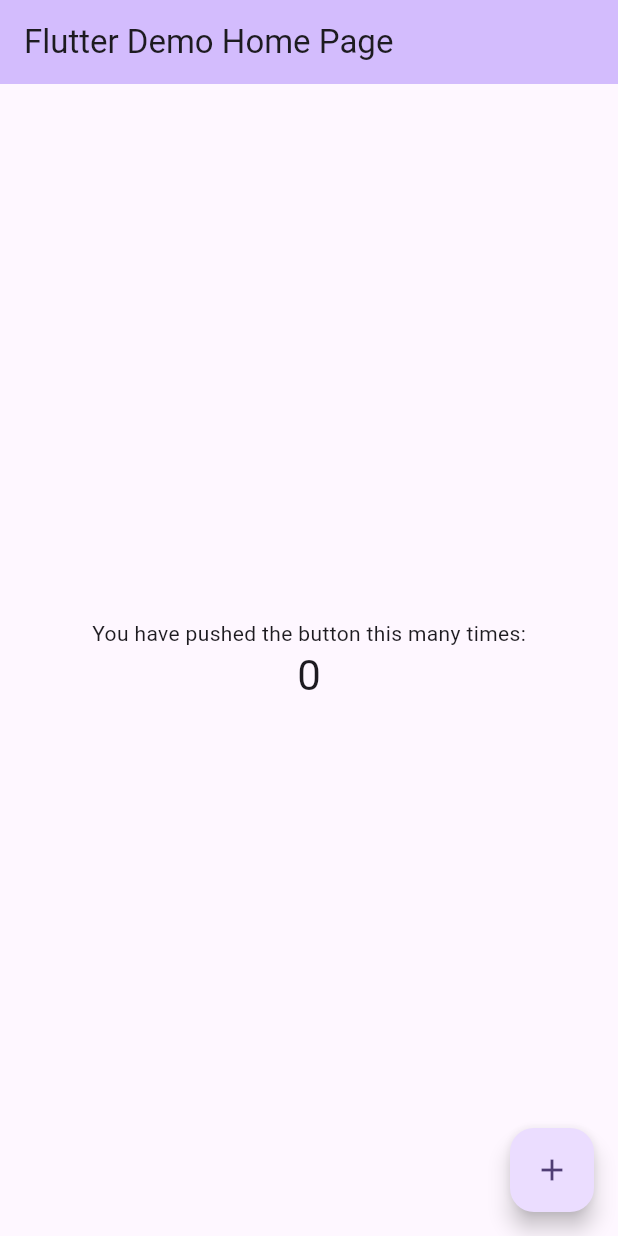
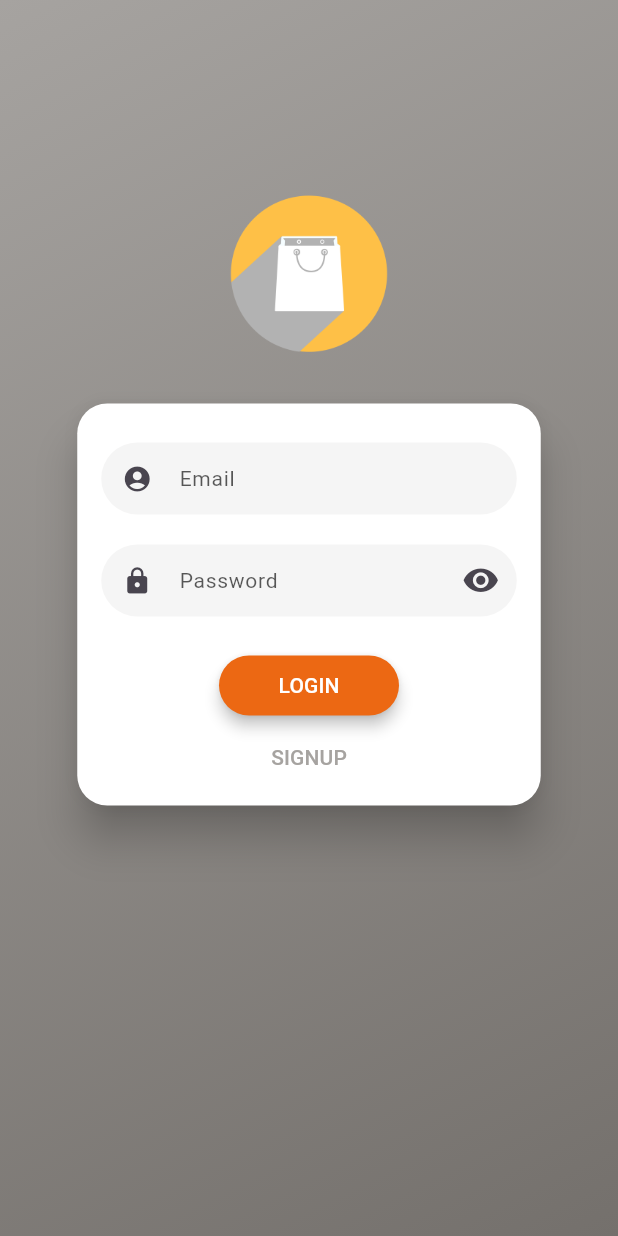
Before and after one commit to Ridmike/E-comm-User, a Flutter app: the screen it shows after launch, on a phone screen of 412 x 824 dp. Run offline on Flutter 3.47's test engine with Material 3 defaults, Android fonts, the phone set to English and light mode, and no system bars; drawn by our look-alikes of flutter_login; our stand-ins replace get, get_storage; missing offline and left inert: flutter_cart.

Commit message:
ndk fix and login component

```diff
--- a/lib/main.dart
+++ b/lib/main.dart
@@ -1,122 +1,41 @@
+import 'package:e_com_user/screen/login_screen/login_screen.dart';
+import 'package:e_com_user/utility/animations/app_theme.dart';
+import 'screen/home_screen.dart';
 import 'package:flutter/material.dart';
+import 'package:get/get_navigation/src/root/get_material_app.dart';
+import 'package:get_storage/get_storage.dart';
+import 'dart:ui' show PointerDeviceKind;
+import 'package:provider/provider.dart';
+import 'package:flutter_cart/flutter_cart.dart';
 
-void main() {
-  runApp(const MyApp());
+Future<void> main() async {
+  WidgetsFlutterBinding.ensureInitialized();
+  await GetStorage.init();
+  var cart = FlutterCart();
+  //complete add one signal app id
+
+  await cart.initializeCart(isPersistenceSupportEnabled: true);
+
+  runApp(
+    MultiProvider(
+      providers: [Provider<FlutterCart>.value(value: cart)],
+      child: const MyApp(),
+    ),
+  );
 }
 
 class MyApp extends StatelessWidget {
   const MyApp({super.key});
 
-  // This widget is the root of your application.
   @override
   Widget build(BuildContext context) {
-    return MaterialApp(
-      title: 'Flutter Demo',
-      theme: ThemeData(
-        // This is the theme of your application.
-        //
-        // TRY THIS: Try running your application with "flutter run". You'll see
-        // the application has a purple toolbar. Then, without quitting the app,
-        // try changing the seedColor in the colorScheme below to Colors.green
-        // and then invoke "hot reload" (save your changes or press the "hot
-        // reload" button in a Flutter-supported IDE, or press "r" if you used
-        // the command line to start the app).
-        //
-        // Notice that the counter didn't reset back to zero; the application
-        // state is not lost during the reload. To reset the state, use hot
-        // restart instead.
-        //
-        // This works for code too, not just values: Most code changes can be
-        // tested with just a hot reload.
-        colorScheme: ColorScheme.fromSeed(seedColor: Colors.deepPurple),
+    return GetMaterialApp(
+      scrollBehavior: const MaterialScrollBehavior().copyWith(
+        dragDevices: {PointerDeviceKind.mouse, PointerDeviceKind.touch},
       ),
-      home: const MyHomePage(title: 'Flutter Demo Home Page'),
+      debugShowCheckedModeBanner: false,
+      home: LoginScreen(),
+      theme: AppTheme.lightAppTheme,
     );
   }
 }
-
-class MyHomePage extends StatefulWidget {
-  const MyHomePage({super.key, required this.title});
-
-  // This widget is the home page of your application. It is stateful, meaning
-  // that it has a State object (defined below) that contains fields that affect
-  // how it looks.
-
-  // This class is the configuration for the state. It holds the values (in this
-  // case the title) provided by the parent (in this case the App widget) and
-  // used by the build method of the State. Fields in a Widget subclass are
-  // always marked "final".
-
-  final String title;
-
-  @override
-  State<MyHomePage> createState() => _MyHomePageState();
-}
-
-class _MyHomePageState extends State<MyHomePage> {
-  int _counter = 0;
-
-  void _incrementCounter() {
-    setState(() {
-      // This call to setState tells the Flutter framework that something has
-      // changed in this State, which causes it to rerun the build method below
-      // so that the display can reflect the updated values. If we changed
-      // _counter without calling setState(), then the build method would not be
-      // called again, and so nothing would appear to happen.
-      _counter++;
-    });
-  }
-
-  @override
-  Widget build(BuildContext context) {
-    // This method is rerun every time setState is called, for instance as done
-    // by the _incrementCounter method above.
-    //
-    // The Flutter framework has been optimized to make rerunning build methods
-    // fast, so that you can just rebuild anything that needs updating rather
-    // than having to individually change instances of widgets.
-    return Scaffold(
-      appBar: AppBar(
-        // TRY THIS: Try changing the color here to a specific color (to
-        // Colors.amber, perhaps?) and trigger a hot reload to see the AppBar
-        // change color while the other colors stay the same.
-        backgroundColor: Theme.of(context).colorScheme.inversePrimary,
-        // Here we take the value from the MyHomePage object that was created by
-        // the App.build method, and use it to set our appbar title.
-        title: Text(widget.title),
-      ),
-      body: Center(
-        // Center is a layout widget. It takes a single child and positions it
-        // in the middle of the parent.
-        child: Column(
-          // Column is also a layout widget. It takes a list of children and
-          // arranges them vertically. By default, it sizes itself to fit its
-          // children horizontally, and tries to be as tall as its parent.
-          //
-          // Column has various properties to control how it sizes itself and
-          // how it positions its children. Here we use mainAxisAlignment to
-          // center the children vertically; the main axis here is the vertical
-          // axis because Columns are vertical (the cross axis would be
-          // horizontal).
-          //
-          // TRY THIS: Invoke "debug painting" (choose the "Toggle Debug Paint"
-          // action in the IDE, or press "p" in the console), to see the
-          // wireframe for each widget.
-          mainAxisAlignment: MainAxisAlignment.center,
-          children: <Widget>[
-            const Text('You have pushed the button this many times:'),
-            Text(
-              '$_counter',
-              style: Theme.of(context).textTheme.headlineMedium,
-            ),
-          ],
-        ),
-      ),
-      floatingActionButton: FloatingActionButton(
-        onPressed: _incrementCounter,
-        tooltip: 'Increment',
-        child: const Icon(Icons.add),
-      ), // This trailing comma makes auto-formatting nicer for build methods.
-    );
-  }
-}
--- a/lib/models/user.dart
+++ b/lib/models/user.dart
@@ -1,6 +1,6 @@
 class User {
   String? sId;
-  String? name;
+  String? email;
   String? password;
   String? createdAt;
   String? updatedAt;
@@ -8,7 +8,7 @@ class User {
 
   User(
       {this.sId,
-        this.name,
+        this.email,
         this.password,
         this.createdAt,
         this.updatedAt,
@@ -16,7 +16,7 @@ class User {
 
   User.fromJson(Map<String, dynamic> json) {
     sId = json['_id'];
-    name = json['name'];
+    email = json['name'];
     password = json['password'];
     createdAt = json['createdAt'];
     updatedAt = json['updatedAt'];
@@ -26,7 +26,7 @@ class User {
   Map<String, dynamic> toJson() {
     final Map<String, dynamic> data = new Map<String, dynamic>();
     data['_id'] = this.sId;
-    data['name'] = this.name;
+    data['name'] = this.email;
     data['password'] = this.password;
     data['createdAt'] = this.createdAt;
     data['updatedAt'] = this.updatedAt;
--- /dev/null
+++ b/lib/screen/login_screen/login_screen.dart
@@ -0,0 +1,58 @@
+import 'package:e_com_user/utility/animations/app_color.dart';
+import '../../utility/extensions.dart';
+import 'package:flutter/material.dart';
+import 'package:flutter_login/flutter_login.dart';
+import '../home_screen.dart';
+
+class LoginScreen extends StatelessWidget {
+  const LoginScreen({super.key});
+
+  @override
+  Widget build(BuildContext context) {
+    return FlutterLogin(
+      // savedEmail: 'testing@gmail.com',
+      // savedPassword: '12345',
+      loginAfterSignUp: false,
+      logo: const AssetImage('assets/logo.png'),
+      onLogin: (LoginData logindata) {
+        context.userProvider.login(logindata);
+      },
+      onSignup: (SignupData data) {
+        context.userProvider.register(data);
+      },
+      onSubmitAnimationCompleted: () {
+        if (context.userProvider.getLoginUsr()?.sId != null) {
+          Navigator.of(context).pushReplacement(
+            MaterialPageRoute(
+              builder: (context) {
+                return const HomeScreen();
+              },
+            ),
+          );
+        } else {
+          Navigator.of(context).pushReplacement(
+            MaterialPageRoute(
+              builder: (context) {
+                return const LoginScreen();
+              },
+            ),
+          );
+        }
+      },
+      onRecoverPassword: (_) => null,
+      hideForgotPasswordButton: true,
+      theme: LoginTheme(
+        primaryColor: AppColor.darkGrey,
+        accentColor: AppColor.darkOrange,
+        buttonTheme: const LoginButtonTheme(
+          backgroundColor: AppColor.darkOrange,
+        ),
+        cardTheme: const CardTheme(
+          color: Colors.white,
+          surfaceTintColor: Colors.white,
+        ),
+        titleStyle: const TextStyle(color: Colors.black),
+      ),
+    );
+  }
+}
--- /dev/null
+++ b/lib/utility/animations/app_color.dart
@@ -0,0 +1,11 @@
+import 'package:flutter/material.dart' show Color;
+
+class AppColor {
+  const AppColor._();
+
+  static const darkOrange = Color(0xFFEC6813);
+  static const lightOrange = Color(0xFFf8b89a);
+
+  static const darkGrey = Color(0xFFA6A3A0);
+  static const lightGrey = Color(0xFFE5E6E8);
+}
--- /dev/null
+++ b/lib/utility/animations/app_theme.dart
@@ -0,0 +1,50 @@
+import 'package:flutter/material.dart';
+
+class AppTheme {
+  const AppTheme._();
+
+  static ThemeData lightAppTheme = ThemeData(
+    elevatedButtonTheme: ElevatedButtonThemeData(
+      style: ElevatedButton.styleFrom(
+        padding: const EdgeInsets.all(12),
+        backgroundColor: const Color(0xFFf16b26),
+        shape: RoundedRectangleBorder(
+          borderRadius: BorderRadius.circular(12),
+        ),
+      ),
+    ),
+    textButtonTheme: TextButtonThemeData(
+      style: TextButton.styleFrom(foregroundColor: Colors.deepOrange),
+    ),
+    iconTheme: const IconThemeData(color: Color(0xFFA6A3A0)),
+    textTheme: const TextTheme(
+      displayLarge: TextStyle(
+        fontSize: 20,
+        fontWeight: FontWeight.bold,
+        color: Colors.black,
+      ),
+      displayMedium: TextStyle(
+        fontSize: 19,
+        fontWeight: FontWeight.w500,
+        color: Colors.black,
+      ),
+      displaySmall: TextStyle(
+        fontSize: 18,
+        fontWeight: FontWeight.w500,
+        color: Colors.black,
+      ),
+      headlineMedium: TextStyle(
+        fontSize: 16,
+        fontWeight: FontWeight.w500,
+        color: Colors.black,
+      ),
+      headlineSmall: TextStyle(fontSize: 15, color: Colors.grey),
+      titleLarge: TextStyle(fontSize: 12),
+    ),
+    appBarTheme: const AppBarTheme(
+      backgroundColor: Colors.transparent,
+      elevation: 0,
+      centerTitle: true,
+    ),
+  );
+}
--- a/lib/utility/constants.dart
+++ b/lib/utility/constants.dart
@@ -1 +1,2 @@
 const MAIN_URL = 'http://localhost:3000';
+const USER_INFO_BOX = 'USER_INFO_BOX';
```
Also changed, not shown: lib/core/data/data_provider.dart (added, +68 -0 lines), lib/screen/home_screen.dart (added, +25 -0 lines), lib/screen/login_screen/provider/user_provider.dart (added, +107 -0 lines), lib/utility/animations/app_data.dart (added, +55 -0 lines), lib/utility/animations/bottom_navbar_item.dart (added, +17 -0 lines), lib/utility/extensions.dart (added, +11 -0 lines), lib/utility/snackbar_helper.dart (added, +28 -0 lines), lib/widget/page_wrapper.dart (added, +14 -0 lines), pubspec.yaml (+7 -3 lines), assets/ecom-logo.png (added), assets/empty_cart.png (added), assets/logo.png (added), assets/profile_pic.png (added), pubspec.lock, 3 other files.
